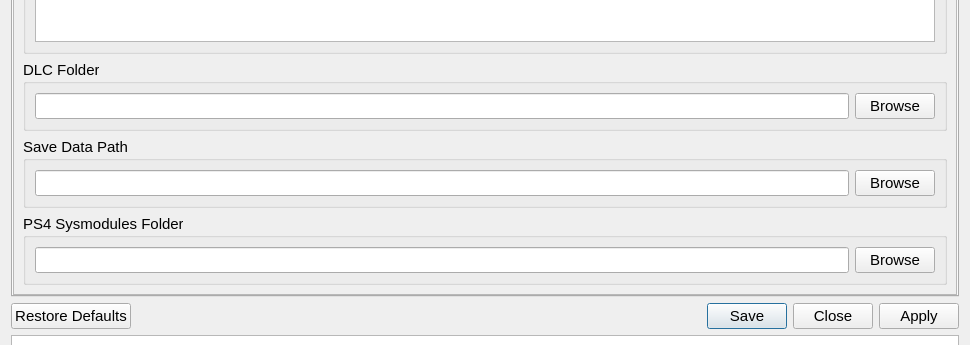
First picture: the form in src/qt_gui/settings_dialog.ui, repository shadps4-emu/shadps4-qtlauncher, before the edit; both pictures show x 0 to 970 and y 251 to 596 of the 970 by 767 pixel window.
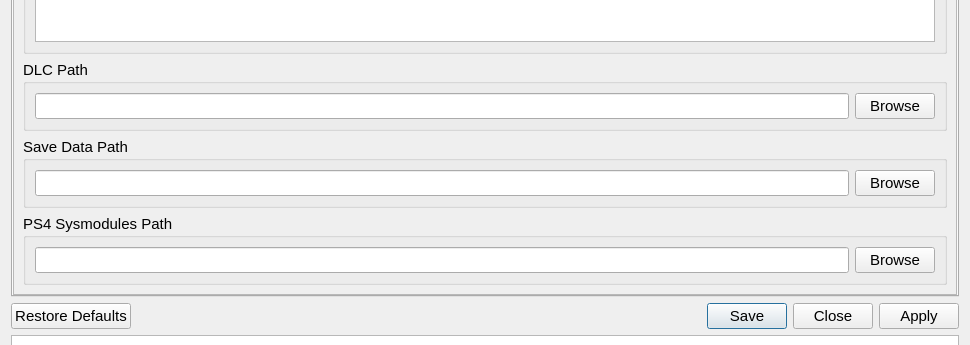
Second picture: the form after the edit. The open tabs and pages were chosen to show the change. Icons and pictures are not drawn.

```diff
--- a/src/qt_gui/settings_dialog.ui
+++ b/src/qt_gui/settings_dialog.ui
@@ -2001,7 +2001,7 @@
         <item>
          <widget class="QGroupBox" name="dlcFolderGroupBox_2">
           <property name="title">
-           <string>DLC Folder</string>
+           <string>DLC Path</string>
           </property>
           <layout class="QVBoxLayout" name="dlcFolderGroupBox">
            <item>
@@ -2055,7 +2055,7 @@
         <item>
          <widget class="QGroupBox" name="sysmodulesGroupBox">
           <property name="title">
-           <string>PS4 Sysmodules Folder</string>
+           <string>PS4 Sysmodules Path</string>
           </property>
           <layout class="QVBoxLayout" name="dlcFolderGroupBox_4">
            <item>
```
Left out of the diff: 2 changed lines with no effect on the pictures.
